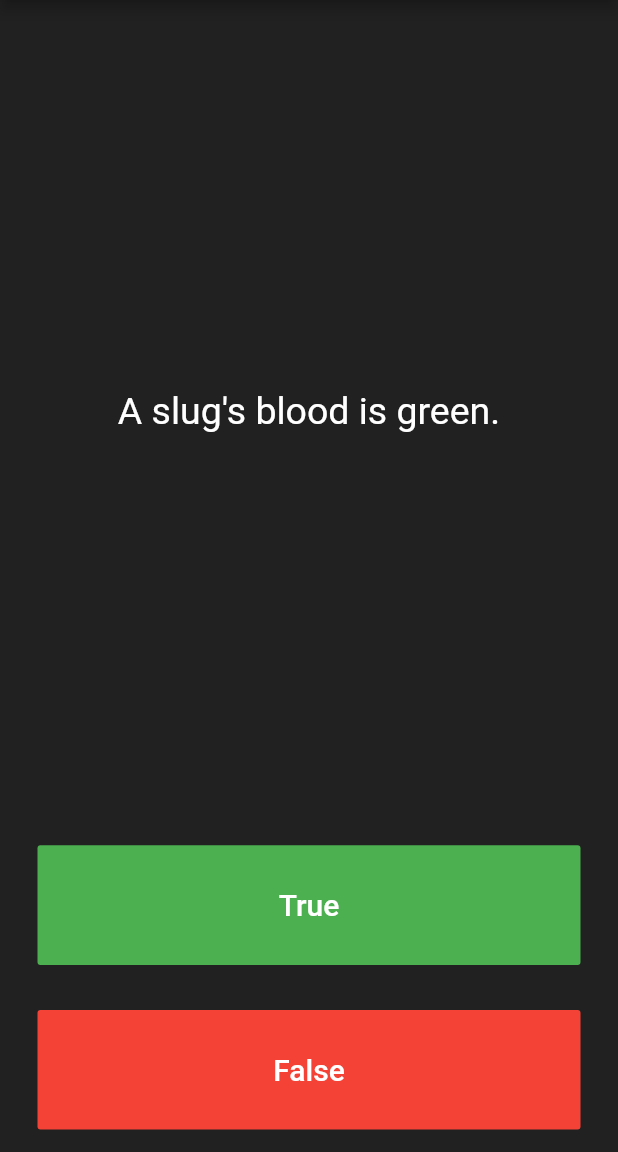
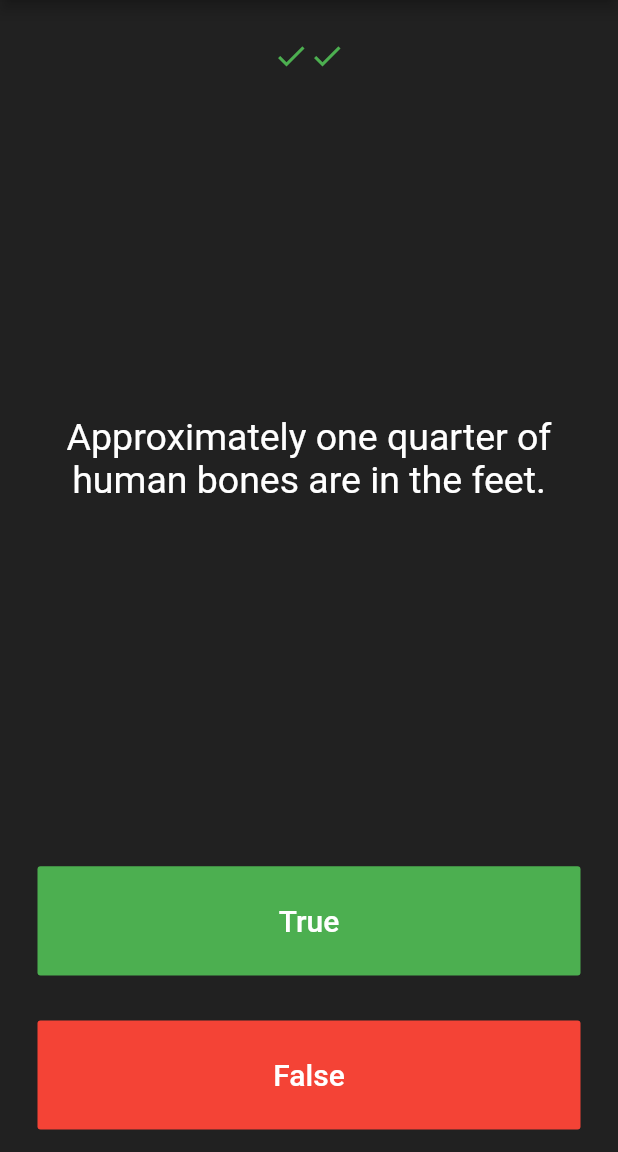
Before and after one commit to vattvichet/QuizApp_Flutter, a Flutter app: the screen it shows after launch, after a tap on "True", after a tap on "False", on a phone screen of 412 x 824 dp, the part 84-1236 px from its top. Run offline on Flutter 3.47's test engine with Material 2 defaults, Android fonts, the phone set to English and light mode, and no system bars; our stand-ins replace rflutter_alert.

Commit message:
Finished Quiz App

```diff
--- a/lib/main.dart
+++ b/lib/main.dart
@@ -2,7 +2,10 @@
 
 import 'package:flutter/material.dart';
 import 'package:quizzler/question.dart';
+import 'package:rflutter_alert/rflutter_alert.dart';
+import 'quiz_brain.dart';
 
+QuizBrain quizBrain = QuizBrain();
 void main() => runApp(Quizzler());
 
 class Quizzler extends StatelessWidget {
@@ -34,34 +37,36 @@ class QuizPage extends StatefulWidget {
 class _QuizPageState extends State<QuizPage> {
   //
   List<Icon> scoreKeeper = [];
-  //
-  // List<String> questions = [
-  //   'You can lead a cow down stairs but not up stairs.',
-  //   'Approximately one quarter of human bones are in the feet.',
-  //   'A slug\'s blood is green.',
-  // ];
-  // //
-  // List<bool> answers = [false, true, false];
+  void checkAnswer(bool userPickedAnswer) {
+    bool correctAnswer = quizBrain.getCorrectAnswer();
+    setState(() {
+      if (quizBrain.isFinish() == true) {
+        Alert(
+          context: context,
+          title: 'Finished!',
+          desc: 'You\'ve reached the end of the quiz.',
+        ).show();
 
-  // Question q1 = Question(
-  //     q: 'You can lead a cow down stairs but not up stairs.', a: false);
+        quizBrain.reset();
+        //empty out the scoreKeeper.
+        scoreKeeper = [];
+      } else {
+        if (userPickedAnswer == correctAnswer) {
+          scoreKeeper.add(Icon(
+            Icons.check,
+            color: Colors.green,
+          ));
+        } else {
+          scoreKeeper.add(Icon(
+            Icons.close,
+            color: Colors.red,
+          ));
+        }
+      }
 
-  List<Question> questionBank = [
-    Question(
-      q: 'You can lead a cow down stairs but not up stairs.',
-      a: false,
-    ),
-    Question(
-      q: 'Approximately one quarter of human bones are in the feet.',
-      a: true,
-    ),
-    Question(
-      q: 'A slug\'s blood is green.',
-      a: true,
-    ),
-  ];
-
-  int questionNumber = 0;
+      quizBrain.nextQuestion();
+    });
+  }
 
   @override
   Widget build(BuildContext context) {
@@ -69,13 +74,20 @@ class _QuizPageState extends State<QuizPage> {
       mainAxisAlignment: MainAxisAlignment.spaceBetween,
       crossAxisAlignment: CrossAxisAlignment.stretch,
       children: <Widget>[
+        SizedBox(
+          height: 25,
+        ),
+        Row(
+          children: scoreKeeper,
+          mainAxisAlignment: MainAxisAlignment.center,
+        ),
         Expanded(
           flex: 5,
           child: Padding(
             padding: EdgeInsets.all(10.0),
             child: Center(
               child: Text(
-                questionBank[questionNumber].questionText,
+                quizBrain.getQuestionText(),
                 textAlign: TextAlign.center,
                 style: TextStyle(
                   fontSize: 25.0,
@@ -99,17 +111,7 @@ class _QuizPageState extends State<QuizPage> {
                 ),
               ),
               onPressed: () {
-                bool correctAnswer =
-                    questionBank[questionNumber].questionAnswer;
-                if (correctAnswer == true) {
-                  print("User got it right!");
-                } else {
-                  print("User got it Wrong!");
-                }
-
-                setState(() {
-                  questionNumber++;
-                });
+                checkAnswer(true);
               },
             ),
           ),
@@ -127,24 +129,11 @@ class _QuizPageState extends State<QuizPage> {
                 ),
               ),
               onPressed: () {
-                bool correctAnswer =
-                    questionBank[questionNumber].questionAnswer;
-                if (correctAnswer == false) {
-                  print("User got it right!");
-                } else {
-                  print("User got it Wrong!");
-                }
-                setState(() {
-                  questionNumber++;
-                });
+                checkAnswer(false);
               },
             ),
           ),
         ),
-        Row(
-          children: scoreKeeper,
-        ),
-        //TODO: Add a Row here as your score keeper
       ],
     );
   }
--- /dev/null
+++ b/lib/quiz_brain.dart
@@ -0,0 +1,88 @@
+import 'dart:math';
+
+import 'question.dart';
+
+class QuizBrain {
+  int _questionNumber = 0;
+  List<Question> _questionBank = [
+    Question(
+      q: 'Some cats are actually allergic to humans',
+      a: true,
+    ),
+    Question(
+      q: 'You can lead a cow down stairs but not up stairs.',
+      a: false,
+    ),
+    Question(
+        q: 'Approximately one quarter of human bones are in the feet.',
+        a: true),
+    Question(
+      q: 'A slug\'s blood is green.',
+      a: true,
+    ),
+    Question(
+      q: 'Buzz Aldrin\'s mother\'s maiden name was \"Moon\".',
+      a: true,
+    ),
+    Question(
+      q: 'It is illegal to pee in the Ocean in Portugal.',
+      a: true,
+    ),
+    Question(
+      q: 'No piece of square dry paper can be folded in half more than 7 times.',
+      a: false,
+    ),
+    Question(
+      q: 'In London, UK, if you happen to die in the House of Parliament, you are technically entitled to a state funeral, because the building is considered too sacred a place.',
+      a: true,
+    ),
+    Question(
+      q: 'The loudest sound produced by any animal is 188 decibels. That animal is the African Elephant.',
+      a: false,
+    ),
+    Question(
+      q: 'The total surface area of two human lungs is approximately 70 square metres.',
+      a: true,
+    ),
+    Question(
+      q: 'Google was originally called \"Backrub\".',
+      a: true,
+    ),
+    Question(
+      q: 'Chocolate affects a dog\'s heart and nervous system; a few ounces are enough to kill a small dog.',
+      a: true,
+    ),
+    Question(
+      q: 'In West Virginia, USA, if you accidentally hit an animal with your car, you are free to take it home to eat.',
+      a: true,
+    ),
+  ];
+
+  void nextQuestion() {
+    if (_questionNumber < _questionBank.length - 1) {
+      _questionNumber++;
+      print(_questionBank.length);
+      print("_questionNumber = $_questionNumber");
+    } else if (_questionNumber == _questionBank.length - 1) {}
+  }
+
+  String getQuestionText() {
+    return _questionBank[_questionNumber].questionText;
+  }
+
+  bool getCorrectAnswer() {
+    return _questionBank[_questionNumber].questionAnswer;
+  }
+
+  bool isFinish() {
+    if (_questionNumber >= _questionBank.length - 1) {
+      return true;
+    } else {
+      return false;
+    }
+  }
+
+  void reset() {
+    _questionNumber = 0;
+  }
+}
--- a/pubspec.yaml
+++ b/pubspec.yaml
@@ -19,6 +19,7 @@ dependencies:
   # The following adds the Cupertino Icons font to your application.
   # Use with the CupertinoIcons class for iOS style icons.
   cupertino_icons: ^0.1.2
+  rflutter_alert: ^2.0.4
 
 dev_dependencies:
   flutter_test:
```
